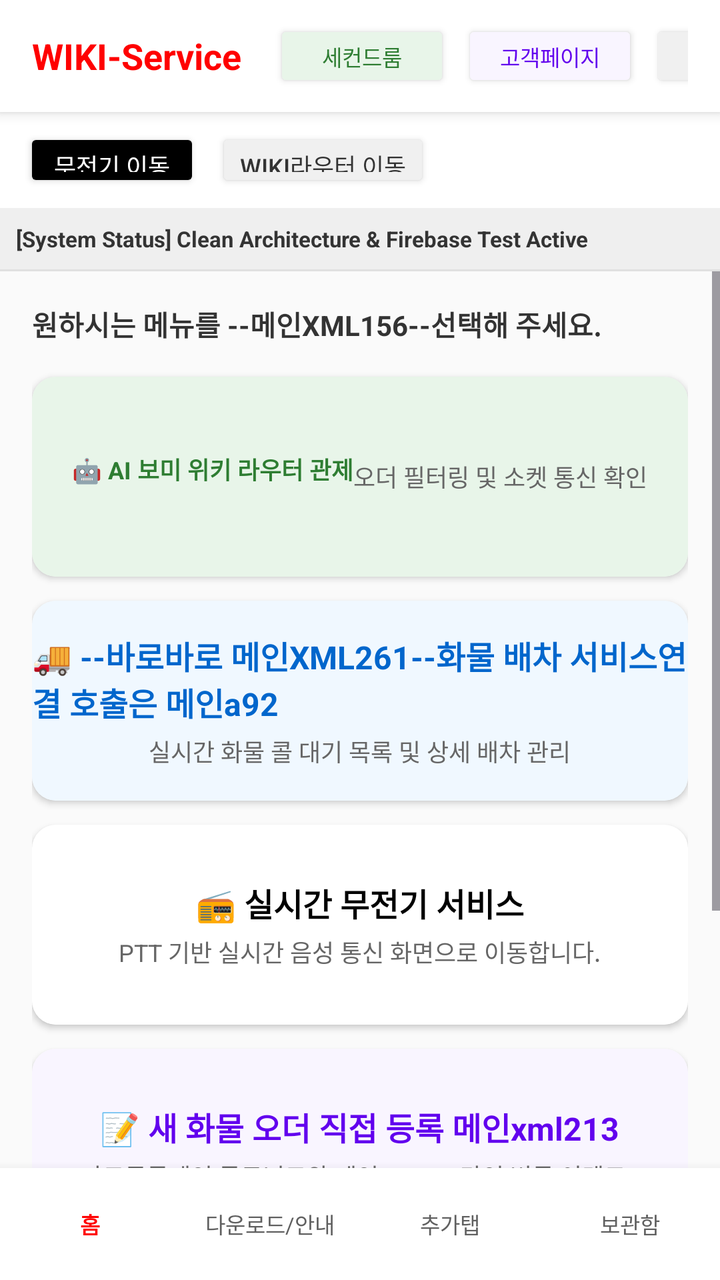
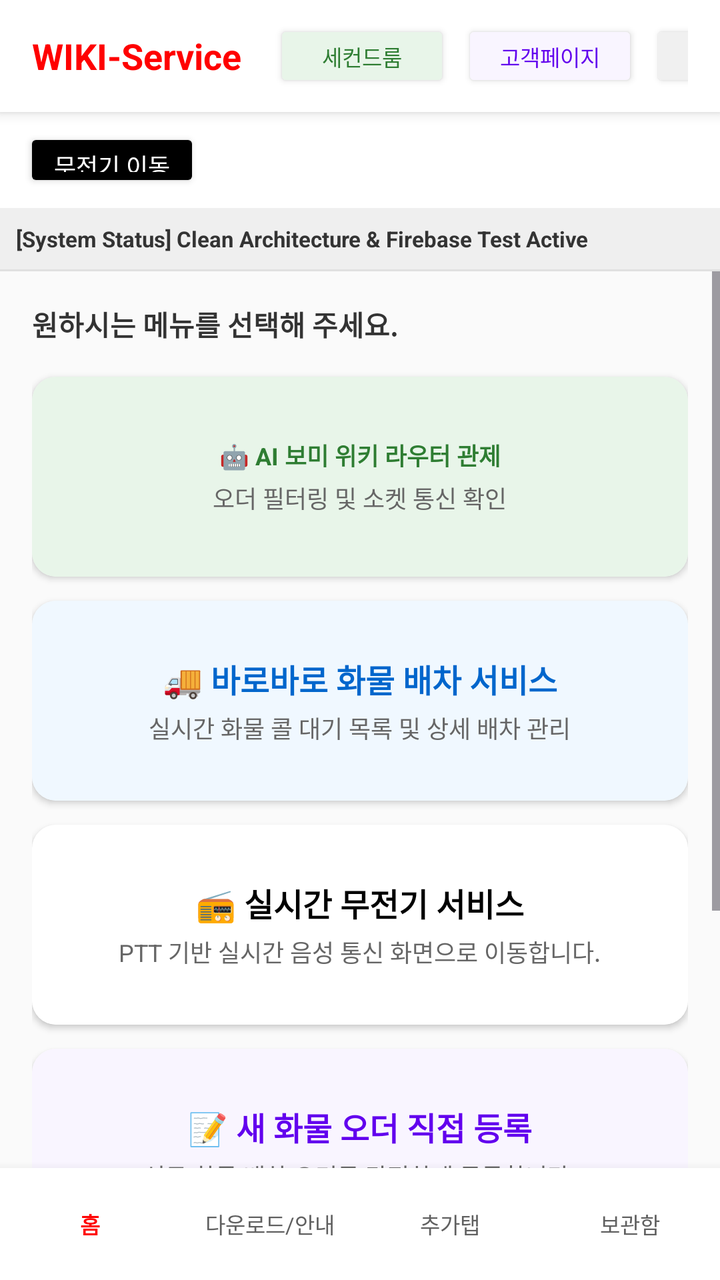

Two renders of the same Android screen: before a commit and after it. Below are the layout's source before the change and the commit's diff.
<!-- AndroidManifest.xml: application theme Theme.MyPadNoteOne -->
<!-- res/layout/activity_main.xml -->
<?xml version="1.0" encoding="utf-8"?>
<androidx.constraintlayout.widget.ConstraintLayout
    xmlns:android="http://schemas.android.com/apk/res/android"
    xmlns:app="http://schemas.android.com/apk/res-auto"
    xmlns:tools="http://schemas.android.com/tools"
    android:id="@+id/main"
    android:layout_width="match_parent"
    android:layout_height="match_parent"
    android:fitsSystemWindows="true"
    android:background="#FAFAFA"
    tools:context=".presentation.main.MainActivity">

    
    <androidx.fragment.app.FragmentContainerView
        android:id="@+id/fragment_container"
        android:layout_width="0dp"
        android:layout_height="0dp"
        android:visibility="gone"
        app:layout_constraintTop_toTopOf="parent"
        app:layout_constraintBottom_toBottomOf="parent"
        app:layout_constraintStart_toStartOf="parent"
        app:layout_constraintEnd_toEndOf="parent" />

    
    <LinearLayout
        android:id="@+id/layout_top_bar"
        android:layout_width="0dp"
        android:layout_height="56dp"
        android:orientation="horizontal"
        android:gravity="center_vertical"
        android:paddingHorizontal="16dp"
        android:background="#FFFFFF"
        android:elevation="4dp"
        app:layout_constraintTop_toTopOf="parent"
        app:layout_constraintStart_toStartOf="parent"
        app:layout_constraintEnd_toEndOf="parent">

        <TextView
            android:layout_width="wrap_content"
            android:layout_height="wrap_content"
            android:text="WIKI-Service"
            android:textSize="18sp"
            android:textStyle="bold"
            android:textColor="#FF0000"
            android:layout_marginEnd="16dp"/>

        <View
            android:layout_width="0dp"
            android:layout_height="0dp"
            android:layout_weight="1" />

        
        <Button
            android:id="@+id/btnOpenMatchingRoom"
            android:layout_width="wrap_content"
            android:layout_height="36dp"
            android:text="세컨드룸"
            android:textSize="11sp"
            android:backgroundTint="#E8F5E9"
            android:textColor="#2E7D32"
            android:layout_marginEnd="6dp"/>

        
        <Button
            android:id="@+id/btnOpenClient"
            android:layout_width="wrap_content"
            android:layout_height="36dp"
            android:text="고객페이지"
            android:textSize="11sp"
            android:backgroundTint="#F9F5FF"
            android:textColor="#6200EE"
            android:layout_marginEnd="6dp"/>

        
        <Button
            android:id="@+id/btnLogout"
            android:layout_width="wrap_content"
            android:layout_height="36dp"
            android:text="로그아웃"
            android:textSize="11sp"
            android:backgroundTint="#F0F0F0"
            android:textColor="#333333" />
    </LinearLayout>

    
    <HorizontalScrollView
        android:id="@+id/layout_category_scroll"
        android:layout_width="0dp"
        android:layout_height="48dp"
        android:scrollbars="none"
        android:background="#FFFFFF"
        app:layout_constraintTop_toBottomOf="@+id/layout_top_bar"
        app:layout_constraintStart_toStartOf="parent"
        app:layout_constraintEnd_toEndOf="parent">

        <LinearLayout
            android:layout_width="wrap_content"
            android:layout_height="match_parent"
            android:orientation="horizontal"
            android:gravity="center_vertical"
            android:paddingHorizontal="12dp">

            <Button
                android:id="@+id/btnOpenPtt"
                android:layout_width="wrap_content"
                android:layout_height="32dp"
                android:text="무전기 이동"
                android:textSize="12sp"
                android:backgroundTint="#000000"
                android:textColor="#FFFFFF"
                android:layout_marginEnd="8dp"/>

            <Button
                android:id="@+id/btnWIKIPtt"
                android:layout_width="wrap_content"
                android:layout_height="32dp"
                android:text="wiki라우터 이동"
                android:textSize="12sp"
                android:backgroundTint="#F0F0F0"
                android:textColor="#333333"
                android:layout_marginEnd="8dp"/>

        </LinearLayout>
    </HorizontalScrollView>

    
    <LinearLayout
        android:id="@+id/layout_test_metadata"
        android:layout_width="0dp"
        android:layout_height="wrap_content"
        android:orientation="vertical"
        android:padding="8dp"
        android:background="#EFEFEF"
        app:layout_constraintTop_toBottomOf="@+id/layout_category_scroll"
        app:layout_constraintStart_toStartOf="parent"
        app:layout_constraintEnd_toEndOf="parent">

        <TextView
            android:id="@+id/tvRobotTestStatus"
            android:layout_width="match_parent"
            android:layout_height="wrap_content"
            android:text="[System Status] Clean Architecture &amp; Firebase Test Active"
            android:textSize="11sp"
            android:textStyle="bold"
            android:textColor="#333333" />
    </LinearLayout>

    
    <View
        android:id="@+id/divider_top"
        android:layout_width="0dp"
        android:layout_height="1dp"
        android:background="#E0E0E0"
        app:layout_constraintTop_toBottomOf="@+id/layout_test_metadata"
        app:layout_constraintStart_toStartOf="parent"
        app:layout_constraintEnd_toEndOf="parent" />

    
    <ScrollView
        android:id="@+id/scrollViewMain"
        android:layout_width="0dp"
        android:layout_height="0dp"
        android:fillViewport="true"
        app:layout_constraintTop_toBottomOf="@+id/divider_top"
        app:layout_constraintBottom_toTopOf="@+id/layout_bottom_nav"
        app:layout_constraintStart_toStartOf="parent"
        app:layout_constraintEnd_toEndOf="parent">

        <LinearLayout
            android:layout_width="match_parent"
            android:layout_height="wrap_content"
            android:orientation="vertical"
            android:padding="16dp">

            
            <TextView
                android:layout_width="match_parent"
                android:layout_height="wrap_content"
                android:text="원하시는 메뉴를 --메인XML156--선택해 주세요."
                android:textSize="14sp"
                android:textStyle="bold"
                android:textColor="#333333"
                android:layout_marginBottom="16dp"/>

            
            <androidx.cardview.widget.CardView
                android:id="@+id/cardWikiRouterClient"
                android:layout_width="match_parent"
                android:layout_height="100dp"
                android:layout_marginBottom="12dp"
                app:cardCornerRadius="12dp"
                app:cardElevation="2dp"
                android:clickable="true"
                android:focusable="true">

                <LinearLayout
                    android:layout_width="match_parent"
                    android:layout_height="match_parent"
                    android:orientation="horizontal"
                    android:gravity="center"
                    android:background="#E8F5E9"
                    android:padding="8dp">

                    <TextView
                        android:layout_width="wrap_content"
                        android:layout_height="wrap_content"
                        android:text="🤖 AI 보미 위키 라우터 관제"
                        android:textSize="12sp"
                        android:textStyle="bold"
                        android:textColor="#2E7D32"
                        android:layout_marginBottom="4dp"/>

                    <TextView
                        android:layout_width="wrap_content"
                        android:layout_height="wrap_content"
                        android:text="오더 필터링 및 소켓 통신 확인"
                        android:textSize="12sp"
                        android:textColor="#666666"/>
                </LinearLayout>
            </androidx.cardview.widget.CardView>





            
            <androidx.cardview.widget.CardView
                android:id="@+id/cardBaroBaroBOTT"
                android:layout_width="match_parent"
                android:layout_height="100dp"
                android:layout_marginBottom="12dp"
                app:cardCornerRadius="12dp"
                app:cardElevation="2dp"
                android:clickable="true"
                android:focusable="true">

                <LinearLayout
                    android:layout_width="match_parent"
                    android:layout_height="match_parent"
                    android:orientation="vertical"
                    android:gravity="center"
                    android:background="#F0F8FF">

                    <TextView
                        android:layout_width="wrap_content"
                        android:layout_height="wrap_content"
                        android:text="🚚 --바로바로 메인XML261--화물 배차 서비스연결 호출은 메인a92"
                        android:textSize="16sp"
                        android:textStyle="bold"
                        android:textColor="#0066CC"
                        android:layout_marginBottom="4dp"/>

                    <TextView
                        android:layout_width="wrap_content"
                        android:layout_height="wrap_content"
                        android:text="실시간 화물 콜 대기 목록 및 상세 배차 관리"
                        android:textSize="12sp"
                        android:textColor="#666666"/>
                </LinearLayout>
            </androidx.cardview.widget.CardView>








            
            <androidx.cardview.widget.CardView
                android:layout_width="match_parent"
                android:layout_height="100dp"
                android:layout_marginBottom="12dp"
                app:cardCornerRadius="12dp"
                app:cardElevation="2dp">
                <LinearLayout
                    android:layout_width="match_parent"
                    android:layout_height="match_parent"
                    android:orientation="vertical"
                    android:gravity="center"
                    android:background="#FFFFFF">
                    <TextView
                        android:layout_width="wrap_content"
                        android:layout_height="wrap_content"
                        android:text="📻 실시간 무전기 서비스"
                        android:textSize="16sp"
                        android:textStyle="bold"
                        android:textColor="#000000"
                        android:layout_marginBottom="4dp"/>
                    <TextView
                        android:layout_width="wrap_content"
                        android:layout_height="wrap_content"
                        android:text="PTT 기반 실시간 음성 통신 화면으로 이동합니다."
                        android:textSize="12sp"
                        android:textColor="#666666"/>
                </LinearLayout>
            </androidx.cardview.widget.CardView>




            
            <androidx.cardview.widget.CardView
                android:id="@+id/cardRegisterOrder"
                android:layout_width="match_parent"
                android:layout_height="100dp"
                android:layout_marginBottom="12dp"
                app:cardCornerRadius="12dp"
                app:cardElevation="2dp"
                android:clickable="true"
                android:focusable="true">

                <LinearLayout
                    android:layout_width="match_parent"
                    android:layout_height="match_parent"
                    android:orientation="vertical"
                    android:gravity="center"
                    android:background="#F9F5FF">

                    <TextView
                        android:layout_width="wrap_content"
                        android:layout_height="wrap_content"
                        android:text="📝 새 화물 오더 직접 등록 메인xml213"
                        android:textSize="16sp"
                        android:textStyle="bold"
                        android:textColor="#6200EE"
                        android:layout_marginBottom="4dp"/>

                    <TextView
                        android:layout_width="wrap_content"
                        android:layout_height="wrap_content"
                        android:text="카드등록메인 콤토넌트와 메인ATB 97 라인 버튼 이덴트 ."
                        android:textSize="12sp"
                        android:textColor="#666666"/>
                </LinearLayout>
            </androidx.cardview.widget.CardView>
            
            <androidx.cardview.widget.CardView
                android:id="@+id/cardFirebaseDownload"
                android:layout_width="match_parent"
                android:layout_height="100dp"
                android:layout_marginBottom="12dp"
                app:cardCornerRadius="12dp"
                app:cardElevation="2dp"
                android:clickable="true"
                android:focusable="true">
                <LinearLayout
                    android:layout_width="match_parent"
                    android:layout_height="match_parent"
                    android:orientation="vertical"
                    android:gravity="center"
                    android:background="#FFF8F8">
                    <TextView
                        android:layout_width="wrap_content"
                        android:layout_height="wrap_content"
                        android:text="📦 파이어베이스 다운로드 및 호스팅"
                        android:textSize="16sp"
                        android:textStyle="bold"
                        android:textColor="#FF0000"
                        android:layout_marginBottom="4dp"/>
                    <TextView
                        android:layout_width="wrap_content"
                        android:layout_height="wrap_content"
                        android:text="최신 빌드 파일 다운로드 및 안내 페이지 열기"
                        android:textSize="12sp"
                        android:textColor="#666666"/>
                </LinearLayout>
            </androidx.cardview.widget.CardView>


        </LinearLayout>
    </ScrollView>

    
    <LinearLayout
        android:id="@+id/layout_bottom_nav"
        android:layout_width="0dp"
        android:layout_height="56dp"
        android:orientation="horizontal"
        android:background="#FFFFFF"
        android:elevation="8dp"
        app:layout_constraintBottom_toBottomOf="parent"
        app:layout_constraintStart_toStartOf="parent"
        app:layout_constraintEnd_toEndOf="parent">

        <TextView
            android:layout_width="0dp"
            android:layout_height="match_parent"
            android:layout_weight="1"
            android:text="홈"
            android:gravity="center"
            android:textSize="11sp"
            android:textColor="#FF0000"
            android:textStyle="bold"/>

        <TextView
            android:layout_width="0dp"
            android:layout_height="match_parent"
            android:layout_weight="1"
            android:text="다운로드/안내"
            android:gravity="center"
            android:textSize="11sp"
            android:textColor="#606060"/>

        <TextView
            android:layout_width="0dp"
            android:layout_height="match_parent"
            android:layout_weight="1"
            android:text="추가탭"
            android:gravity="center"
            android:textSize="11sp"
            android:textColor="#606060"/>

        <TextView
            android:layout_width="0dp"
            android:layout_height="match_parent"
            android:layout_weight="1"
            android:text="보관함"
            android:gravity="center"
            android:textSize="11sp"
            android:textColor="#606060"/>

    </LinearLayout>

</androidx.constraintlayout.widget.ConstraintLayout>
<!-- resources referenced by this layout -->
<resources>
  <style name="Theme.MyPadNoteOne" parent="Base.Theme.MyPadNoteOne" />
  <style name="Base.Theme.MyPadNoteOne" parent="Theme.Material3.DayNight.NoActionBar">
          
          
      </style>
</resources>

<!-- the commit's change to res/layout/activity_main.xml (unified diff, before → after) -->
@@ -110,16 +110,6 @@
                 android:textColor="#FFFFFF"
                 android:layout_marginEnd="8dp"/>
 
-            <Button
-                android:id="@+id/btnWIKIPtt"
-                android:layout_width="wrap_content"
-                android:layout_height="32dp"
-                android:text="wiki라우터 이동"
-                android:textSize="12sp"
-                android:backgroundTint="#F0F0F0"
-                android:textColor="#333333"
-                android:layout_marginEnd="8dp"/>
-
         </LinearLayout>
     </HorizontalScrollView>
 
@@ -176,7 +166,7 @@
             <TextView
                 android:layout_width="match_parent"
                 android:layout_height="wrap_content"
-                android:text="원하시는 메뉴를 --메인XML156--선택해 주세요."
+                android:text="원하시는 메뉴를 선택해 주세요."
                 android:textSize="14sp"
                 android:textStyle="bold"
                 android:textColor="#333333"
@@ -196,7 +186,7 @@
                 <LinearLayout
                     android:layout_width="match_parent"
                     android:layout_height="match_parent"
-                    android:orientation="horizontal"
+                    android:orientation="vertical"
                     android:gravity="center"
                     android:background="#E8F5E9"
                     android:padding="8dp">
@@ -218,10 +208,6 @@
                         android:textColor="#666666"/>
                 </LinearLayout>
             </androidx.cardview.widget.CardView>
-
-
-
-
 
             
             <androidx.cardview.widget.CardView
@@ -244,7 +230,7 @@
                     <TextView
                         android:layout_width="wrap_content"
                         android:layout_height="wrap_content"
-                        android:text="🚚 --바로바로 메인XML261--화물 배차 서비스연결 호출은 메인a92"
+                        android:text="🚚 바로바로 화물 배차 서비스"
                         android:textSize="16sp"
                         android:textStyle="bold"
                         android:textColor="#0066CC"
@@ -258,13 +244,6 @@
                         android:textColor="#666666"/>
                 </LinearLayout>
             </androidx.cardview.widget.CardView>
-
-
-
-
-
-
-
 
             
             <androidx.cardview.widget.CardView
@@ -296,9 +275,6 @@
                 </LinearLayout>
             </androidx.cardview.widget.CardView>
 
-
-
-
             
             <androidx.cardview.widget.CardView
                 android:id="@+id/cardRegisterOrder"
@@ -320,7 +296,7 @@
                     <TextView
                         android:layout_width="wrap_content"
                         android:layout_height="wrap_content"
-                        android:text="📝 새 화물 오더 직접 등록 메인xml213"
+                        android:text="📝 새 화물 오더 직접 등록"
                         android:textSize="16sp"
                         android:textStyle="bold"
                         android:textColor="#6200EE"
@@ -329,11 +305,12 @@
                     <TextView
                         android:layout_width="wrap_content"
                         android:layout_height="wrap_content"
-                        android:text="카드등록메인 콤토넌트와 메인ATB 97 라인 버튼 이덴트 ."
+                        android:text="신규 화물 배차 오더를 간편하게 등록합니다."
                         android:textSize="12sp"
                         android:textColor="#666666"/>
                 </LinearLayout>
             </androidx.cardview.widget.CardView>
+
             
             <androidx.cardview.widget.CardView
                 android:id="@+id/cardFirebaseDownload"
@@ -367,7 +344,6 @@
                 </LinearLayout>
             </androidx.cardview.widget.CardView>
 
-
         </LinearLayout>
     </ScrollView>
 
